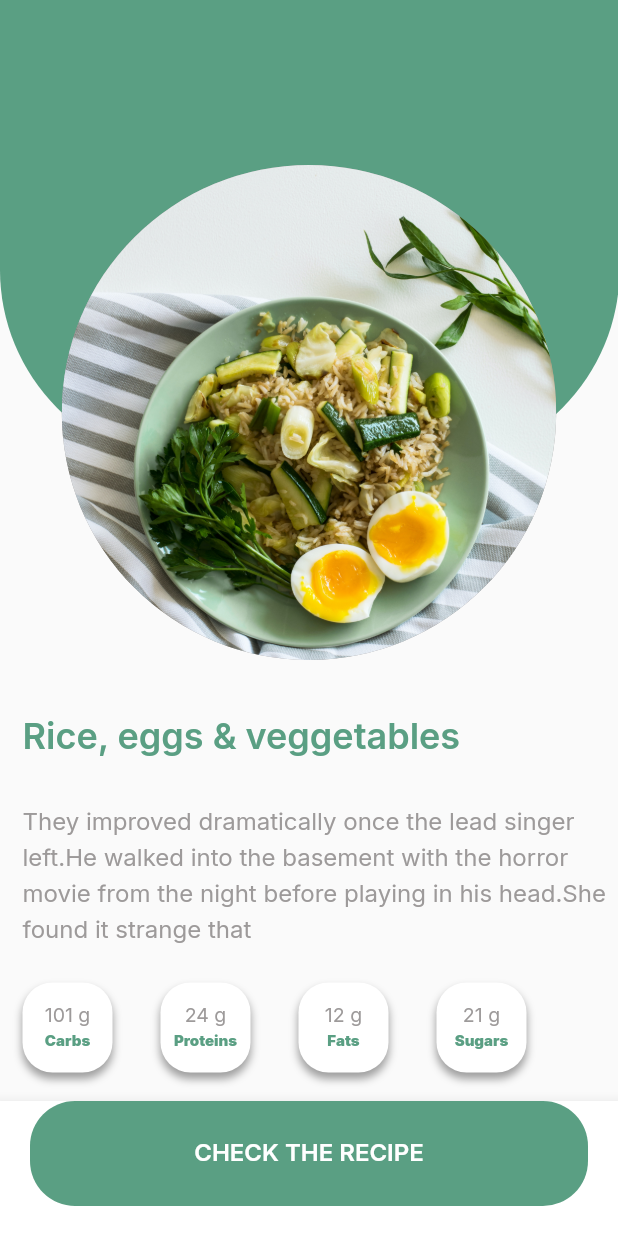
After one commit to kimani141690/rechauffe_foods, a Flutter app: the screen it shows after launch, on a phone screen of 412 x 824 dp. The commit adds this screen. Run offline on Flutter 3.47's test engine with Material 2 defaults, Android fonts, the phone set to English and light mode, and no system bars; our stand-ins replace cloud_firestore, firebase_core, google_fonts; accounts and stored records are empty.

Commit message:
Recipe Details page (UI) done

```diff
--- a/frontend/lib/main.dart
+++ b/frontend/lib/main.dart
@@ -2,6 +2,7 @@ import 'package:flutter/material.dart';
 import 'package:frontend/screens/home.dart';
 import 'package:frontend/screens/leftovers_management.dart';
 import 'package:firebase_core/firebase_core.dart';
+import 'package:frontend/screens/recipe_details.dart';
 import 'package:frontend/screens/suggested_foods.dart';
 import 'package:cloud_firestore/cloud_firestore.dart';
 
@@ -33,7 +34,7 @@ class MyApp extends StatelessWidget {
         // is not restarted.
         primarySwatch: Colors.blue,
       ),
-      home: HomePage(),
+      home: RecipeDetails(),
     );
   }
 }
--- a/frontend/lib/screens/home.dart
+++ b/frontend/lib/screens/home.dart
@@ -1,3 +1,5 @@
+import 'dart:math';
+
 import 'package:cloud_firestore/cloud_firestore.dart';
 import 'package:flutter/material.dart';
 import 'package:frontend/utils/colors.dart';
@@ -55,7 +57,7 @@ class _HomePageState extends State<HomePage> {
 
     return Scaffold(
       body: Container(
-        margin: EdgeInsets.only(left: 15, top: 30),
+        margin: EdgeInsets.only(left: 15, top: 35),
         child: Column(
           crossAxisAlignment: CrossAxisAlignment.start,
           children: [
@@ -106,7 +108,7 @@ class _HomePageState extends State<HomePage> {
             ),
             Container(
               margin: EdgeInsets.only(left: 16, right: 16),
-              height: 65,
+              height: 60,
               width: double.infinity,
               child: ListView.separated(
                 separatorBuilder: (context, index) => SizedBox(
@@ -133,7 +135,6 @@ class _HomePageState extends State<HomePage> {
                   if (streamSnapshot.hasData) {
                     return Container(
                       margin: EdgeInsets.only(
-                        left: 16,
                         right: 16,
                       ),
                       height: 315,
@@ -143,10 +144,14 @@ class _HomePageState extends State<HomePage> {
                           width: 15,
                         ),
                         scrollDirection: Axis.horizontal,
-                        itemCount: streamSnapshot.data!.docs.length,
+                        itemCount: 10,
                         itemBuilder: (context, index) {
+                          final List<DocumentSnapshot> shuffledDocs =
+                              List.from(streamSnapshot.data!.docs);
+                          shuffledDocs.shuffle(Random());
+
                           final DocumentSnapshot documentSnapshot =
-                              streamSnapshot.data!.docs[index];
+                              shuffledDocs[index];
                           String modifiedImageURL = documentSnapshot['Images'];
 
                           if (modifiedImageURL.startsWith('"') &&
@@ -159,6 +164,7 @@ class _HomePageState extends State<HomePage> {
                             calories: documentSnapshot['Calories'].toString(),
                             imageURL: modifiedImageURL,
                             title: documentSnapshot['Name'],
+                            onTap: () {},
                           );
                         },
                       ),
--- /dev/null
+++ b/frontend/lib/screens/recipe_details.dart
@@ -0,0 +1,83 @@
+import 'package:flutter/material.dart';
+import 'package:frontend/utils/colors.dart';
+import 'package:frontend/widgets/check_recipe_btn.dart';
+import 'package:frontend/widgets/custon_text.dart';
+import 'package:frontend/widgets/icon_buttons.dart';
+import 'package:frontend/widgets/nutrients_buttons.dart';
+import 'package:frontend/widgets/stack_recipe_detail.dart';
+
+class RecipeDetails extends StatefulWidget {
+  const RecipeDetails({super.key});
+
+  @override
+  State<RecipeDetails> createState() => _RecipeDetailsState();
+}
+
+class _RecipeDetailsState extends State<RecipeDetails> {
+  List<String> name = ["Carbs", "Proteins", "Fats", "Sugars"];
+  List<int> digits = [101, 24, 12, 21];
+  @override
+  Widget build(BuildContext context) {
+    return Scaffold(
+      body: SingleChildScrollView(
+        child: Column(crossAxisAlignment: CrossAxisAlignment.start, children: [
+          Container(
+            height: 480,
+            width: 420,
+            child: const StackRecipeDetail(imageURL: "assets/fullfood (1).jpg"),
+          ),
+          Padding(
+            padding: const EdgeInsets.only(left: 15),
+            child: CustomText(
+              text: "Rice, eggs & veggetables",
+              fontWeight: FontWeight.w600,
+              fontSize: 24,
+              textColor: AppColors.mainColor,
+            ),
+          ),
+          Padding(
+            padding: const EdgeInsets.only(left: 15),
+            child: Column(
+              children: [
+                const SizedBox(
+                  height: 30,
+                ),
+                CustomText(
+                  fontSize: 16,
+                  fontWeight: FontWeight.normal,
+                  text:
+                      "They improved dramatically once the lead singer left.He walked into the basement with the horror movie from the night before playing in his head.She found it strange that ",
+                  textColor: AppColors.greyTextColor,
+                  lineheight: 1.5,
+                ),
+                const SizedBox(
+                  height: 25,
+                ),
+                Container(
+                  height: 60,
+                  width: double.maxFinite,
+                  child: ListView.separated(
+                    separatorBuilder: (context, index) => const SizedBox(
+                      width: 32,
+                    ),
+                    scrollDirection: Axis.horizontal,
+                    itemCount: name.length,
+                    itemBuilder: (context, index) {
+                      return NutrientsButtons(
+                        measurements: digits[index].toString(),
+                        name: name[index],
+                      );
+                    },
+                  ),
+                ),
+              ],
+            ),
+          )
+        ]),
+      ),
+      bottomNavigationBar: BottomAppBar(
+        child: CheckRecipeButton(onTap: () {}),
+      ),
+    );
+  }
+}
--- a/frontend/lib/widgets/balanced_diet_widget.dart
+++ b/frontend/lib/widgets/balanced_diet_widget.dart
@@ -68,7 +68,7 @@ class BalancedDietWidget extends StatelessWidget {
                 const SizedBox(
                   height: 15,
                 ),
-                const CustomText(
+                CustomText(
                   text: 'Stay healthy and young by eating a balanced diet',
                   fontWeight: FontWeight.normal,
                   fontSize: 16,
--- /dev/null
+++ b/frontend/lib/widgets/check_recipe_btn.dart
@@ -0,0 +1,32 @@
+import 'package:flutter/material.dart';
+import 'package:frontend/widgets/custon_text.dart';
+
+import '../utils/colors.dart';
+
+class CheckRecipeButton extends StatelessWidget {
+  final VoidCallback onTap;
+  const CheckRecipeButton({super.key, required this.onTap});
+
+  @override
+  Widget build(BuildContext context) {
+    return InkWell(
+      onTap: onTap,
+      child: Container(
+        height: 70,
+        margin: const EdgeInsets.only(bottom: 20, left: 20, right: 20),
+        decoration: BoxDecoration(
+          color: AppColors.mainColor,
+          borderRadius: BorderRadius.circular(30),
+        ),
+        child: Center(
+          child: CustomText(
+            text: 'CHECK THE RECIPE',
+            fontWeight: FontWeight.w600,
+            fontSize: 16,
+            textColor: Colors.white,
+          ),
+        ),
+      ),
+    );
+  }
+}
--- a/frontend/lib/widgets/custon_text.dart
+++ b/frontend/lib/widgets/custon_text.dart
@@ -6,20 +6,26 @@ class CustomText extends StatelessWidget {
   final Color textColor;
   final double fontSize;
   final FontWeight fontWeight;
+  double lineheight;
 
-  const CustomText(
-      {super.key,
-      required this.text,
-      this.textColor = const Color(0xFF000000),
-      required this.fontWeight,
-      required this.fontSize});
+  CustomText({
+    super.key,
+    required this.text,
+    this.textColor = const Color(0xFF000000),
+    required this.fontWeight,
+    required this.fontSize,
+    this.lineheight = 1,
+  });
 
   @override
   Widget build(BuildContext context) {
     return Text(
       text,
       style: GoogleFonts.inter(
-          color: textColor, fontSize: fontSize, fontWeight: fontWeight),
+          color: textColor,
+          fontSize: fontSize,
+          fontWeight: fontWeight,
+          height: lineheight),
     );
   }
 }
--- a/frontend/lib/widgets/home_food_tiles.dart
+++ b/frontend/lib/widgets/home_food_tiles.dart
@@ -4,17 +4,22 @@ import 'package:frontend/widgets/custon_text.dart';
 
 class HomeFoodTiles extends StatelessWidget {
   final String imageURL;
+  final VoidCallback onTap;
   final String title;
   final String calories;
-  const HomeFoodTiles(
-      {super.key,
+  const HomeFoodTiles({
+    super.key,
     required this.calories,
     required this.imageURL,
-      required this.title});
+    required this.onTap,
+    required this.title,
+  });
 
   @override
   Widget build(BuildContext context) {
-    return Container(
+    return InkWell(
+      onTap: onTap,
+      child: Container(
         margin: const EdgeInsets.only(top: 16, bottom: 16, left: 5),
         height: 282,
         width: 214,
@@ -39,16 +44,24 @@ class HomeFoodTiles extends StatelessWidget {
           ],
         ),
         child: Padding(
-        padding: const EdgeInsets.only(left: 10, right: 20, top: 8),
+          padding: const EdgeInsets.only(left: 10, right: 10, top: 8),
           child: Column(
             crossAxisAlignment: CrossAxisAlignment.start,
             children: [
               Center(
-                child: Image.network(
-              imageURL,
+                child: Container(
+                  width: 212,
                   height: 150,
-              width: 100,
-            )),
+                  decoration: BoxDecoration(
+                    borderRadius: BorderRadius.circular(20),
+                    color: AppColors.greyTextColor,
+                    image: DecorationImage(
+                      image: NetworkImage(imageURL),
+                      fit: BoxFit.fitWidth,
+                    ),
+                  ),
+                ),
+              ),
               SizedBox(
                 height: 5,
               ),
@@ -79,6 +92,7 @@ class HomeFoodTiles extends StatelessWidget {
             ],
           ),
         ),
+      ),
     );
   }
 }
--- /dev/null
+++ b/frontend/lib/widgets/nutrients_buttons.dart
@@ -0,0 +1,56 @@
+import 'package:flutter/material.dart';
+import 'package:frontend/utils/colors.dart';
+import 'package:frontend/widgets/custon_text.dart';
+
+class NutrientsButtons extends StatelessWidget {
+  final String measurements;
+  final String name;
+  const NutrientsButtons(
+      {super.key, required this.measurements, required this.name});
+
+  @override
+  Widget build(BuildContext context) {
+    return Container(
+      height: 60,
+      width: 60,
+      decoration: BoxDecoration(
+        borderRadius: BorderRadius.circular(20),
+        boxShadow: const [
+          BoxShadow(
+            color: Colors.grey,
+            offset: Offset(
+              0.0,
+              4.0,
+            ),
+            blurRadius: 4.0,
+            spreadRadius: 0.0,
+          ), //BoxShadow
+          BoxShadow(
+            color: Colors.white,
+            offset: Offset(0.0, 0.0),
+            blurRadius: 0.0,
+            spreadRadius: 0.0,
+          ), //BoxShadow
+        ],
+      ),
+      child: Center(
+        child: Column(mainAxisAlignment: MainAxisAlignment.center, children: [
+          CustomText(
+              text: '$measurements g',
+              fontWeight: FontWeight.normal,
+              fontSize: 13,
+              textColor: AppColors.greyTextColor),
+          const SizedBox(
+            height: 5,
+          ),
+          CustomText(
+            text: name,
+            fontWeight: FontWeight.w900,
+            fontSize: 10,
+            textColor: AppColors.mainColor,
+          )
+        ]),
+      ),
+    );
+  }
+}
--- /dev/null
+++ b/frontend/lib/widgets/stack_recipe_detail.dart
@@ -0,0 +1,51 @@
+import 'package:flutter/material.dart';
+import 'package:frontend/utils/colors.dart';
+
+class StackRecipeDetail extends StatelessWidget {
+  final String imageURL;
+  const StackRecipeDetail({super.key, required this.imageURL});
+
+  @override
+  Widget build(BuildContext context) {
+    return Stack(children: [
+      Positioned(
+        top: 0,
+        child: Container(
+          height: 310,
+          width: 413,
+          decoration: BoxDecoration(
+            color: AppColors.mainColor,
+            borderRadius: const BorderRadius.only(
+              bottomLeft: Radius.circular(130),
+              bottomRight: Radius.circular(130),
+            ),
+          ),
+        ),
+      ),
+      Align(
+        alignment: Alignment.center,
+        child: Padding(
+          padding: const EdgeInsets.only(top: 70),
+          child: FractionallySizedBox(
+            widthFactor:
+                0.8, // Adjust this value as needed to control the width of the container
+            child: Container(
+              height: 330,
+              width: 330,
+              decoration: BoxDecoration(
+                borderRadius: BorderRadius.circular(170),
+                color: AppColors.greyTextColor,
+                image: DecorationImage(
+                  image: AssetImage(
+                    imageURL,
+                  ),
+                  fit: BoxFit.fitWidth,
+                ),
+              ),
+            ),
+          ),
+        ),
+      )
+    ]);
+  }
+}
```
Lines whose indentation alone changed are shown as unchanged.
